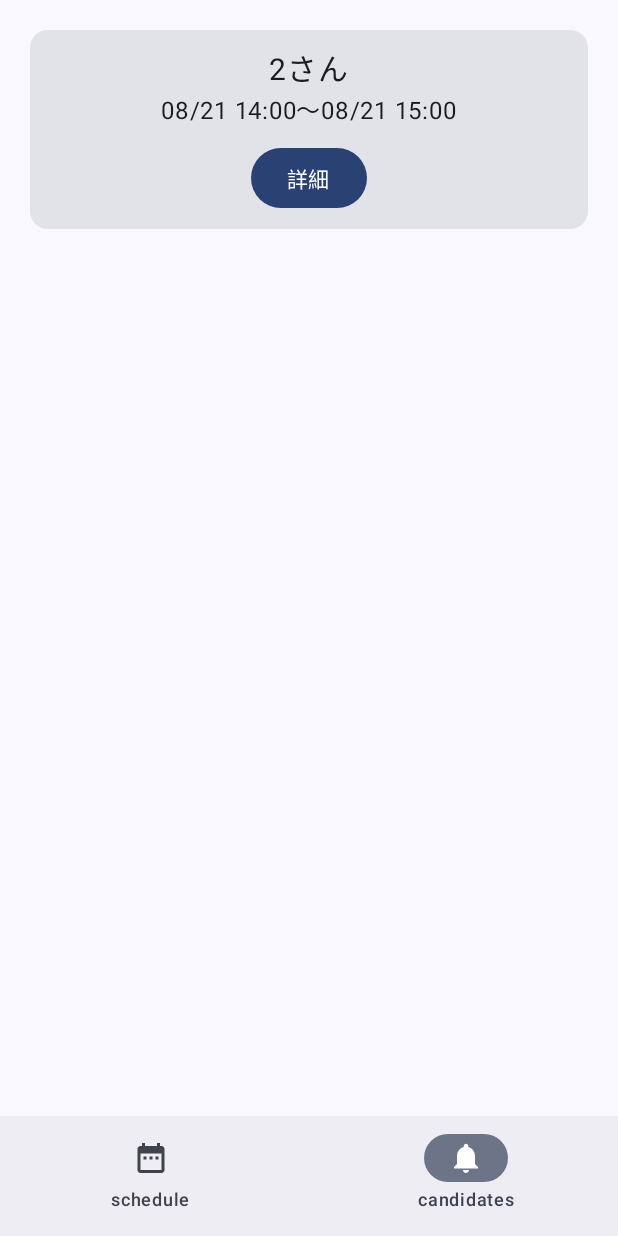
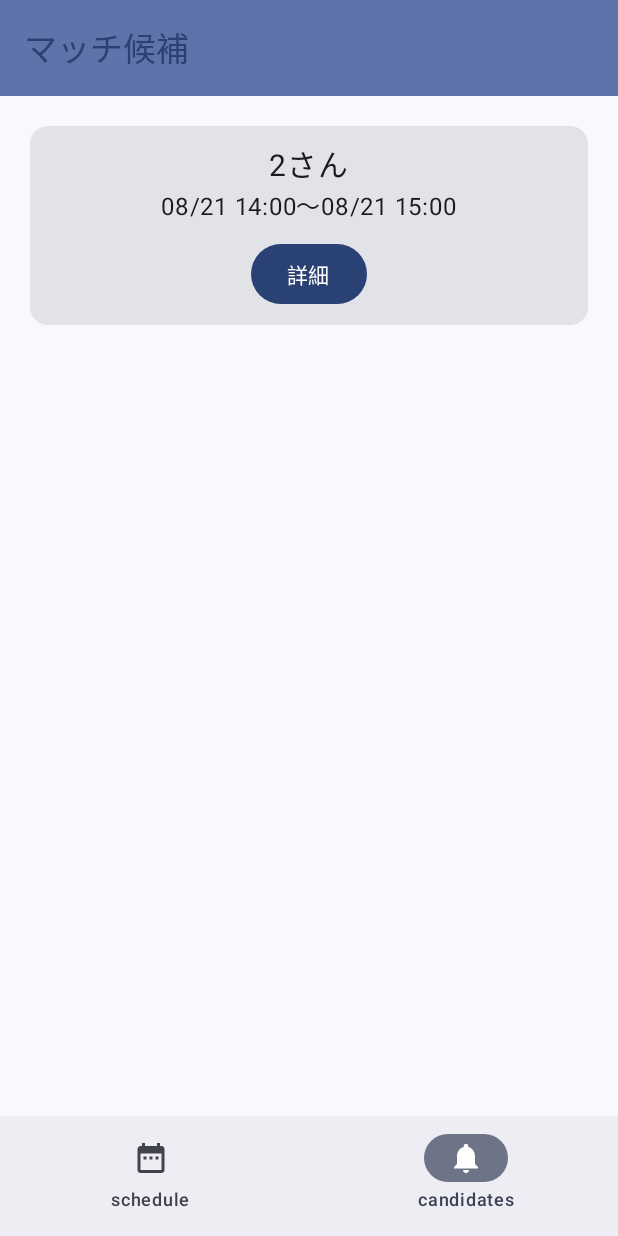
Before and after one commit to shizukanaoki/Yulbo, an Android app built with Jetpack Compose: the CandidatesScreen screen opened through its navigation route, on a phone screen of 412 x 824 dp. Run offline under Robolectric (Android 15) with nearby library versions, the phone set to English and light mode, and no system bars.

Commit message:
Add appbar to Candidates and Schedule Screens

```diff
--- a/app/src/main/java/com/example/yulbo/ui/screens/CandidatesScreen.kt
+++ b/app/src/main/java/com/example/yulbo/ui/screens/CandidatesScreen.kt
@@ -5,11 +5,16 @@ import androidx.compose.foundation.layout.Column
 import androidx.compose.foundation.layout.Row
 import androidx.compose.foundation.layout.fillMaxWidth
 import androidx.compose.foundation.layout.padding
+import androidx.compose.foundation.rememberScrollState
+import androidx.compose.foundation.verticalScroll
 import androidx.compose.material3.Button
 import androidx.compose.material3.Card
 import androidx.compose.material3.ExperimentalMaterial3Api
+import androidx.compose.material3.MaterialTheme
 import androidx.compose.material3.Scaffold
 import androidx.compose.material3.Text
+import androidx.compose.material3.TopAppBar
+import androidx.compose.material3.TopAppBarDefaults
 import androidx.compose.runtime.Composable
 import androidx.compose.ui.Alignment
 import androidx.compose.ui.Modifier
@@ -30,6 +35,18 @@ fun CandidatesScreen(
 ) {
     Scaffold(
         modifier = modifier,
+        topBar = {
+            TopAppBar(
+                colors = TopAppBarDefaults.centerAlignedTopAppBarColors(
+                    containerColor = MaterialTheme.colorScheme.primaryContainer,
+                    titleContentColor = MaterialTheme.colorScheme.primary,
+                ),
+                title = {
+                    Text("マッチ候補")
+                },
+
+                )
+        },
         bottomBar = {
             YulboBottomAppBar(
                 navigateToCandidates = {
@@ -41,9 +58,12 @@ fun CandidatesScreen(
                 activeItem = "candidates"
             )
         }
-    ){ paddingContext ->
+    ){ innerPadding ->
         val dtf = DateTimeFormatter.ofPattern("MM/dd HH:mm")
-        Column { candidateItems.forEach{ candidateItem ->
+        Column(
+            modifier = Modifier
+                .verticalScroll(rememberScrollState()).padding(innerPadding)
+        ) { candidateItems.forEach{ candidateItem ->
                 Row {
                     Card (modifier = Modifier
                         .weight(1f)
--- a/app/src/main/java/com/example/yulbo/ui/screens/ScheduleScreen.kt
+++ b/app/src/main/java/com/example/yulbo/ui/screens/ScheduleScreen.kt
@@ -20,6 +20,8 @@ import androidx.compose.material3.NavigationBar
 import androidx.compose.material3.NavigationBarItem
 import androidx.compose.material3.Scaffold
 import androidx.compose.material3.Text
+import androidx.compose.material3.TopAppBar
+import androidx.compose.material3.TopAppBarDefaults
 import androidx.compose.runtime.Composable
 import androidx.compose.ui.Alignment
 import androidx.compose.ui.Modifier
@@ -60,6 +62,18 @@ fun ScheduleScreen(
 ) {
     Scaffold(
         modifier = modifier,
+        topBar = {
+            TopAppBar(
+                colors = TopAppBarDefaults.centerAlignedTopAppBarColors(
+                    containerColor = MaterialTheme.colorScheme.primaryContainer,
+                    titleContentColor = MaterialTheme.colorScheme.primary,
+                ),
+                title = {
+                    Text("登録中のスケジュール")
+                },
+
+            )
+        },
         floatingActionButton = {
             FloatingActionButton(
                 onClick = { navigateToCreate() },
@@ -85,14 +99,13 @@ fun ScheduleScreen(
     ) { innerPadding ->
         Column (
             modifier = Modifier
-                .verticalScroll(rememberScrollState())
+                .verticalScroll(rememberScrollState()).padding(innerPadding)
         ){
             scheduleItems.forEach { scheduleItem ->
-                var cardColor: Color
-                if (scheduleItem.isConfirmed) {
-                    cardColor = Color(0x9082b1ff)
+                val cardColor: Color = if (scheduleItem.isConfirmed) {
+                    Color(0x9082b1ff)
                 } else {
-                    cardColor = Color(0x90e3f2fd)
+                    Color(0x90e3f2fd)
                 }
                 Row {
                     Card (modifier = Modifier
@@ -108,7 +121,7 @@ fun ScheduleScreen(
                         val startHour = scheduleItem.startDatetime.hour.toString().padStart(2, '0')
                         val startMin = scheduleItem.startDatetime.minute.toString().padStart(2, '0')
                         Text(
-                            text = "$startMonth" + "/" + "$startDay" + " " +"$startHour" + ":" + "$startMin",
+                            text = "$startMonth/$startDay $startHour:$startMin",
                             fontSize = 35.sp,
                             modifier = Modifier.align(Alignment.CenterHorizontally)
                         )
@@ -116,7 +129,7 @@ fun ScheduleScreen(
                         val endDay = scheduleItem.endDateTime.dayOfMonth.toString().padStart(2, '0')
                         val endHour = scheduleItem.endDateTime.hour.toString().padStart(2, '0')
                         val endMin = scheduleItem.endDateTime.minute.toString().padStart(2, '0')
-                        Text(text = "〜"+"$endMonth"+"/"+"$endDay"+" "+"$endHour"+":"+"$endMin",
+                        Text(text = "〜$endMonth/$endDay $endHour:$endMin",
                             fontSize = 35.sp,
                             modifier = Modifier.align(Alignment.CenterHorizontally)
                         )
```
